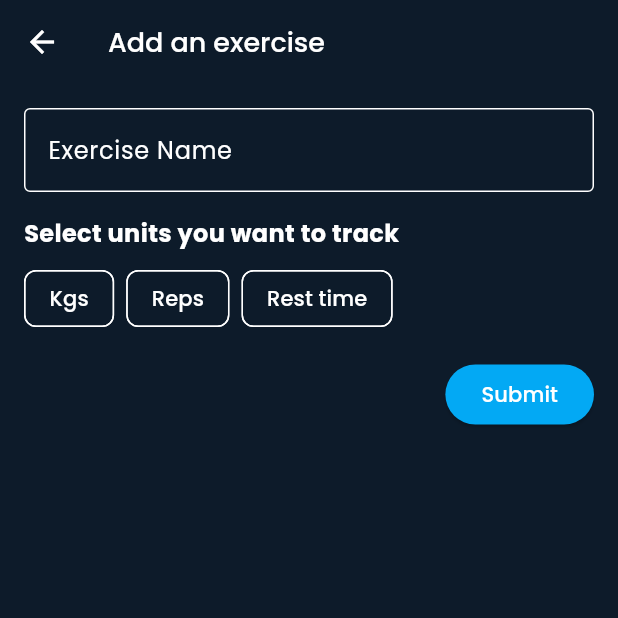
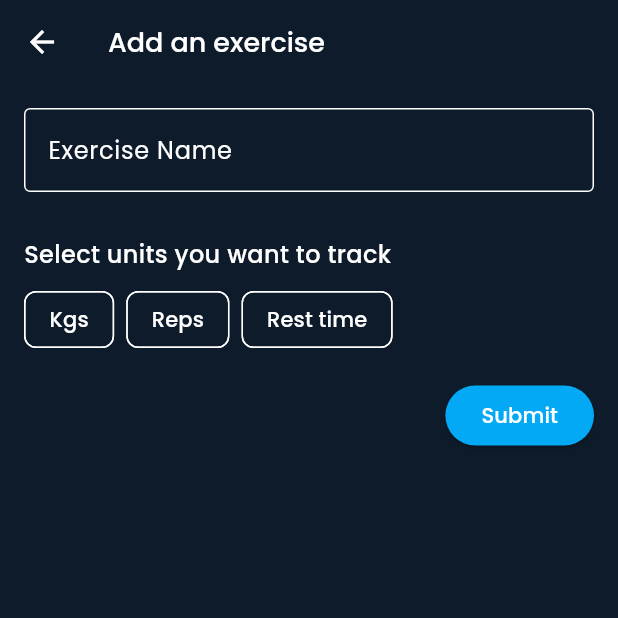
Before and after one commit to JacquesGarre/OverloadApp, a Flutter app: the AddExercisePage screen opened directly, on a phone screen of 412 x 824 dp, the top half of it. Run offline on Flutter 3.47's test engine with Material 3 defaults, Android fonts, the phone set to English and light mode, and no system bars; our stand-ins replace get_it.

Commit message:
some style

```diff
--- a/lib/infrastructure/widgets/exercise/exercise_form_widget.dart
+++ b/lib/infrastructure/widgets/exercise/exercise_form_widget.dart
@@ -90,10 +90,10 @@ class _ExerciseFormWidgetState extends State<ExerciseFormWidget> {
                 return null;
               },
             ),
-            const SizedBox(height: 16),
+            const SizedBox(height: 30),
             const Text(
               'Select units you want to track',
-              style: TextStyle(fontSize: 16, fontWeight: FontWeight.bold),
+              style: TextStyle(fontSize: 16, fontWeight: FontWeight.w500),
             ),
             const SizedBox(height: 8),
             Wrap(
```
Also changed, not shown: lib/infrastructure/pages/exercise/exercises_page.dart (+12 -13 lines).
